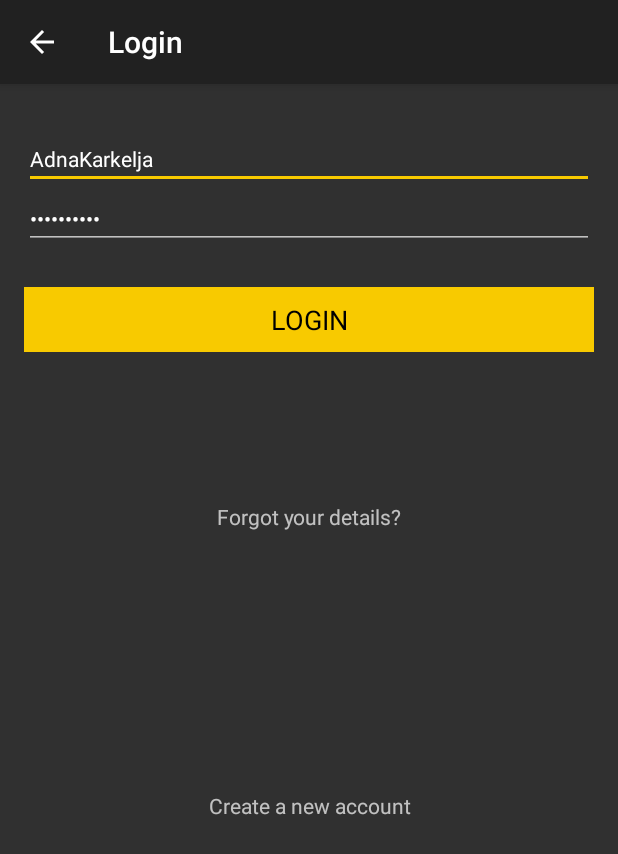
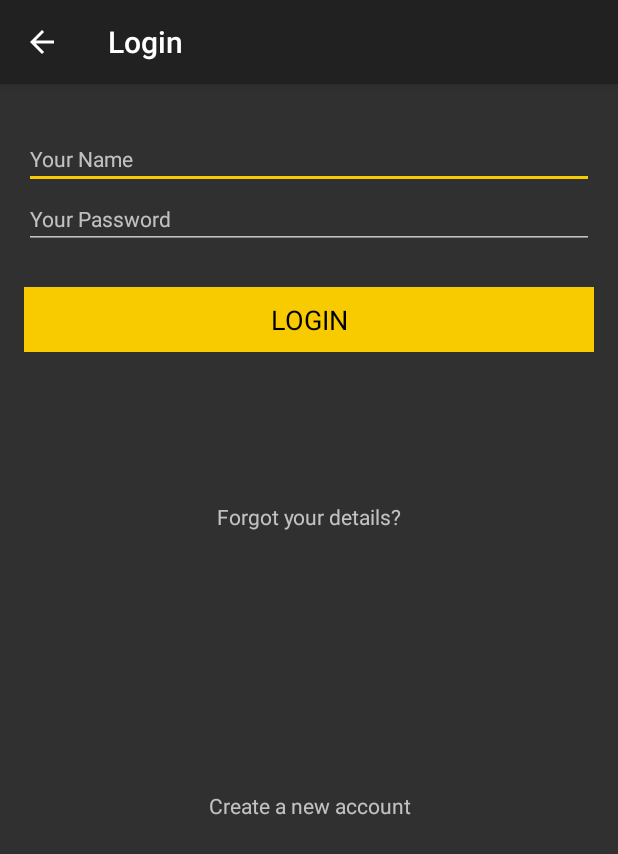
Before and after one commit to Adna33/AndroidMovieApp, an Android app: the LoginActivity screen opened directly, with no data from a screen before it, on a phone screen of 412 x 824 dp. Shown: the top 854 px of the screen. Run offline under Robolectric (Android 15) with nearby library versions, the phone set to English and light mode, and no system bars; our stand-ins replace ButterKnife.

Commit message:
last changes

```diff
--- a/app/src/main/res/layout/activity_login.xml
+++ b/app/src/main/res/layout/activity_login.xml
@@ -19,7 +19,7 @@
         android:layout_marginLeft="16dp"
         android:layout_marginTop="30dp"
         android:layout_marginRight="16dp"
-        android:text="AdnaKarkelja" />
+        />
 
     <EditText
         android:layout_width="match_parent"
@@ -30,7 +30,7 @@
         android:inputType="textPassword"
         android:layout_marginLeft="16dp"
         android:layout_marginRight="16dp"
-        android:text="akarkelja1" />
+        />
 
     <Button
         android:text="LOGIN"
```
Also changed, not shown: 1 other file.
